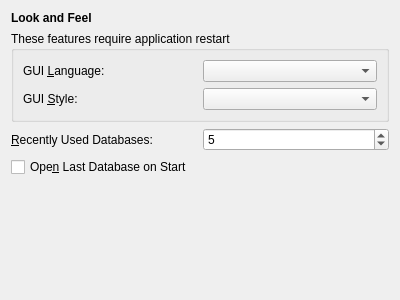
First picture: the form in Sqliteman/sqliteman/prefslnfwidget.ui, repository iamkjg/sqliteman, before the edit.
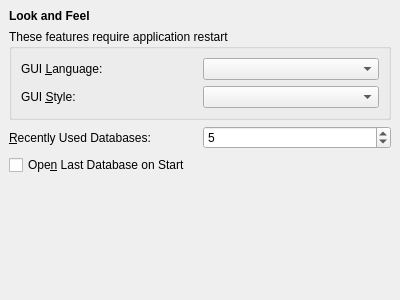
Second picture: the form after the edit.

The edit to the form file:
```diff
--- a/Sqliteman/sqliteman/prefslnfwidget.ui
+++ b/Sqliteman/sqliteman/prefslnfwidget.ui
@@ -10,6 +10,12 @@
    </rect>
   </property>
   <layout class="QGridLayout" >
+   <property name="margin" >
+    <number>9</number>
+   </property>
+   <property name="spacing" >
+    <number>6</number>
+   </property>
    <item row="1" column="0" >
     <widget class="QGroupBox" name="groupBox_3" >
      <property name="title" >
@@ -19,19 +25,7 @@
       <property name="leftMargin" >
        <number>9</number>
       </property>
-      <property name="topMargin" >
-       <number>9</number>
-      </property>
-      <property name="rightMargin" >
-       <number>9</number>
-      </property>
-      <property name="bottomMargin" >
-       <number>9</number>
-      </property>
-      <property name="horizontalSpacing" >
-       <number>6</number>
-      </property>
-      <property name="verticalSpacing" >
+      <property name="spacing" >
        <number>6</number>
       </property>
       <item row="1" column="1" >
```
Left out of the diff: 17 changed lines with no effect on the pictures.
